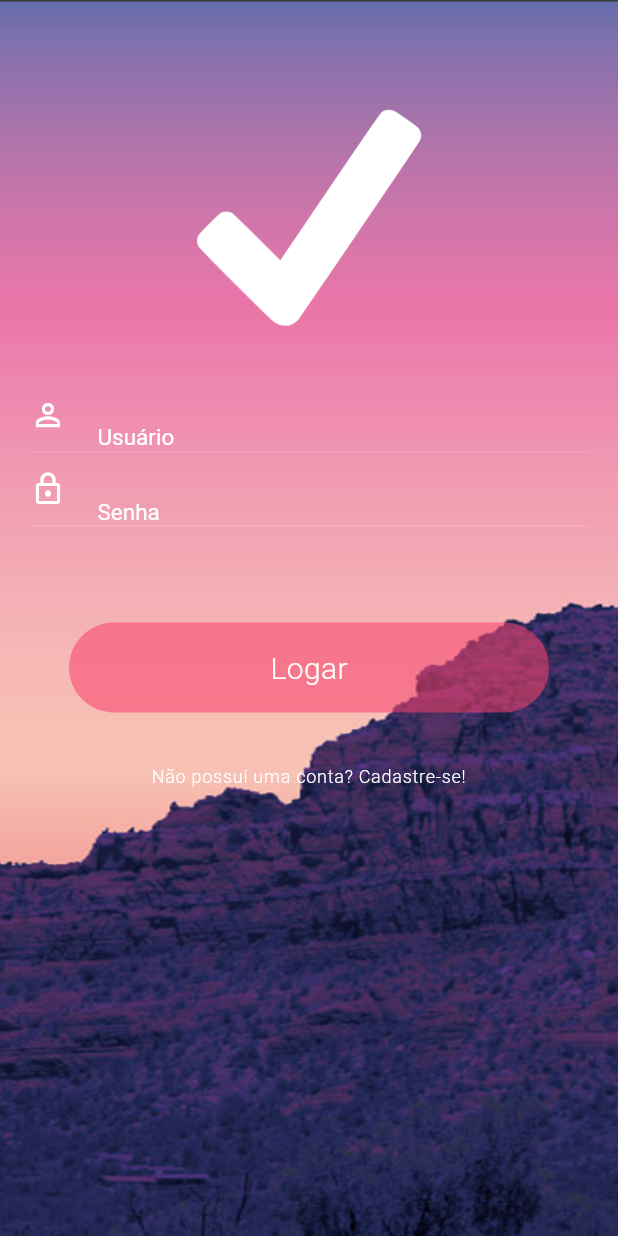
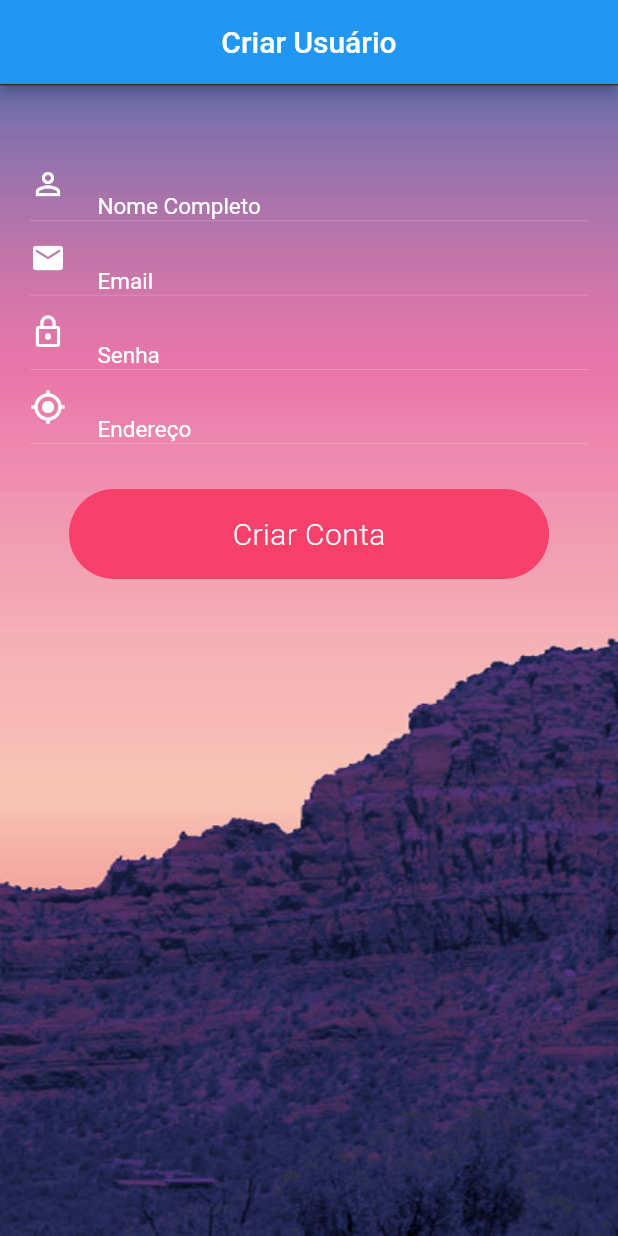
Before and after one commit to cfassula/calculadora, a Flutter app: the screen it shows after launch, on a phone screen of 412 x 824 dp. Run offline on Flutter 3.47's test engine with Material 2 defaults, Android fonts, the phone set to English and light mode, and no system bars; our stand-ins replace firebase_auth, rxdart; missing offline and left inert: bloc_pattern; accounts and stored records are empty.

```diff
--- /dev/null
+++ b/lib/blocks/signup_bloc.dart
@@ -0,0 +1,23 @@
+import 'package:bloc_pattern/bloc_pattern.dart';
+import 'package:calculadora/validators/signup_validators.dart';
+import 'package:rxdart/rxdart.dart';
+
+enum LoginState {IDLE, LOADING, SUCCESS, FAIL}
+
+class SignUpBloc extends BlocBase with SignUpValidators {
+
+  final _emailController = BehaviorSubject<String>();
+  final _nomeController = BehaviorSubject<String>();
+
+  Stream<String> get outEmail => _emailController.stream.transform(validateEmail);
+  Stream<String> get outNome => _nomeController.stream.transform(validateNome);
+
+  Function(String) get changeEmail => _emailController.sink.add;
+
+
+  @override
+  void dispose() {
+    _emailController.close();
+  }
+
+}
--- a/lib/main.dart
+++ b/lib/main.dart
@@ -1,4 +1,5 @@
 import 'package:calculadora/screens/login/login_screen.dart';
+import 'package:calculadora/screens/signup/signup_screen.dart';
 import 'package:flutter/material.dart';
 
 void main() => runApp(MyApp());
@@ -10,7 +11,8 @@ class MyApp extends StatelessWidget {
     return MaterialApp(
       title: "Calculadora de IMC",
       debugShowCheckedModeBanner: false,
-      home: LoginScreen(),
+      //home: LoginScreen(),
+      home: SignupScreen(),
     );
   }
 }
--- /dev/null
+++ b/lib/screens/signup/signup_screen.dart
@@ -0,0 +1,48 @@
+import 'package:calculadora/blocks/signup_bloc.dart';
+import 'package:calculadora/screens/signup/widget/form_container.dart';
+import 'package:flutter/material.dart';
+
+class SignupScreen extends StatelessWidget {
+
+  final _signupBloc = SignUpBloc();
+
+  @override
+  Widget build(BuildContext context) {
+    return  Scaffold(
+      appBar: AppBar(
+        title: Text("Criar Usuário"),
+        centerTitle: true,
+      ),
+      body: Container(
+        decoration: BoxDecoration(
+            image: DecorationImage(
+                image: AssetImage("images/background.jpg"), fit: BoxFit.cover)
+        ),
+        child: ListView(
+          padding: EdgeInsets.zero,
+          children: <Widget>[
+            Stack(
+              alignment: Alignment.bottomCenter,
+              children: <Widget>[
+                Column(
+                  children: <Widget>[
+                    Padding(
+                      padding: EdgeInsets.only(top: 10, bottom: 32),
+                    ),
+                    //FormContainer(loginBloc: _loginBloc,),
+                    FormContainer(signupBloc: _signupBloc,),
+                    //signUpButtom()
+                  ],
+                ),
+                //StaggerAnimation(
+                //  controller: _animationController.view,
+                //  loginBloc: _loginBloc,
+                //),
+              ],
+            )
+          ],
+        ),
+      ),
+    );
+  }
+}
--- /dev/null
+++ b/lib/screens/signup/widget/form_container.dart
@@ -0,0 +1,80 @@
+import 'package:calculadora/blocks/signup_bloc.dart';
+import 'package:calculadora/screens/signup/widget/input_field.dart';
+import 'package:flutter/material.dart';
+
+class FormContainer extends StatelessWidget {
+
+  final SignUpBloc signupBloc;
+
+  FormContainer({this.signupBloc});
+
+  @override
+  Widget build(BuildContext context) {
+    return Container(
+      margin: EdgeInsets.symmetric(horizontal: 20),
+      child: Form(
+        child: Column(
+          children: <Widget>[
+            InputField(
+              hint: "Nome Completo",
+              obscure: false,
+              icon: Icons.person_outline,
+              //stream: loginBloc.outEmail,
+              //onChanged: loginBloc.changeEmail,
+            ),
+            InputField(
+              hint: "Email",
+              obscure: false,
+              icon: Icons.email,
+              stream: signupBloc.outEmail,
+              onChanged: signupBloc.changeEmail,
+            ),
+            InputField(
+              hint: "Senha",
+              obscure: true,
+              icon: Icons.lock_outline,
+//              stream: loginBloc.outPassword,
+//              onChanged: loginBloc.changePassword,
+            ),
+            InputField(
+              hint: "Endereço",
+              obscure: false,
+              icon: Icons.my_location,
+//              stream: loginBloc.outPassword,
+//              onChanged: loginBloc.changePassword,
+            ),
+            Padding(
+              padding: EdgeInsets.only(top: 30),
+              child: InkWell(
+              onTap: () {
+                //snapshot.hasData ? controller.forward() : null;
+                //snapshot.hasData ? loginBloc.submit : null;
+                //controller.forward();
+              },
+              child: Hero(
+                  tag: "fadeLogin",
+                  child: Container(
+                      width: 320,
+                      height: 60,
+                      alignment: Alignment.center,
+                      decoration: BoxDecoration(
+                          color: Color.fromRGBO(247, 64, 106, 1.0),
+                          borderRadius: BorderRadius.all(Radius.circular(30))),
+                      child: Text(
+                        "Criar Conta",
+                        style: TextStyle(
+                            color: Colors.white,
+                            fontSize: 20,
+                            fontWeight: FontWeight.w300,
+                            letterSpacing: 0.3),
+                      ),
+                      )
+                      ),
+            ),
+            )
+          ],
+        ),
+      ),
+    );
+  }
+}
--- /dev/null
+++ b/lib/screens/signup/widget/input_field.dart
@@ -0,0 +1,47 @@
+import 'package:flutter/material.dart';
+
+class InputField extends StatelessWidget {
+  final String hint;
+  final bool obscure;
+  final IconData icon;
+  final Stream<String> stream;
+  final Function(String) onChanged;
+
+  InputField({this.hint, this.obscure, this.icon, this.stream, this.onChanged});
+
+  @override
+  Widget build(BuildContext context) {
+    return  Container(
+      decoration: BoxDecoration(
+          border: Border(
+              bottom: BorderSide(
+        color: Colors.white24,
+        width: 0.5,
+      ))),
+      child: StreamBuilder<String>(
+        stream: stream,
+        builder: (context, snapshot) {
+
+          return TextField(
+            onChanged: onChanged,
+            obscureText: obscure,
+            style: TextStyle(
+              color: Colors.white,
+            ),
+            decoration: InputDecoration(
+                contentPadding: EdgeInsets.only(top: 30, right: 30, left: 5),
+                icon: Icon(
+                  icon,
+                  color: Colors.white,
+                ),
+                border: InputBorder.none,
+                hintText: hint,
+                hintStyle: TextStyle(color: Colors.white, fontSize: 15),
+                errorText: snapshot.hasError ? snapshot.error : null,
+            ),
+          );
+        },
+      ),
+    );
+  }
+}
--- /dev/null
+++ b/lib/validators/signup_validators.dart
@@ -0,0 +1,30 @@
+import 'dart:async';
+
+class SignUpValidators {
+  final validateNome =
+      StreamTransformer<String, String>.fromHandlers(handleData: (nome, sink) {
+    if (nome != "") {
+      sink.add(nome);
+    } else {
+      sink.addError("Insira o nome!");
+    }
+  });
+
+  final validateEmail =
+      StreamTransformer<String, String>.fromHandlers(handleData: (email, sink) {
+    if (email.contains("@")) {
+      sink.add(email);
+    } else {
+      sink.addError("Insira um e-mail válido!");
+    }
+  });
+
+  final validatePassword =
+      StreamTransformer<String, String>.fromHandlers(handleData: (password, sink) {
+    if (password.length > 5) {
+      sink.add(password);
+    } else {
+      sink.addError("Insira uma senha válida!");
+    }
+  });
+}
```
